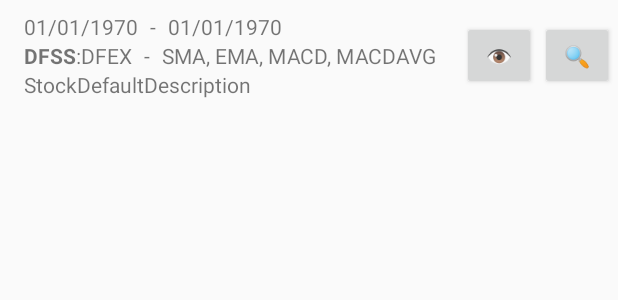
After one commit to sebltm/StocksApp, an Android app: the layout search_history_item.xml on its own in the app's theme, with its tools: preview values and no code run, on a phone screen of 412 x 824 dp. The commit adds this screen. Shown: the top 300 px of the screen. Run offline under Robolectric (Android 15) with nearby library versions, the phone set to English and light mode, and no system bars.

Commit message:
added sqlite database to hold history of searches added search history activity with recyclerview to display the history added custom adapter and custom views for search history
Signed-off-by: Sebastien Michel <26392528+sebltm@users.noreply.github.com>

```diff
--- a/app/build.gradle
+++ b/app/build.gradle
@@ -31,11 +31,14 @@ android {
 dependencies {
     implementation fileTree(dir: 'libs', include: ['*.jar'])
 
+    implementation 'com.google.code.gson:gson:2.8.6'
     implementation 'androidx.appcompat:appcompat:1.2.0'
     implementation 'com.google.android.material:material:1.3.0'
     implementation 'androidx.constraintlayout:constraintlayout:2.0.4'
     implementation 'androidx.lifecycle:lifecycle-extensions:2.2.0'
+    implementation 'androidx.room:room-runtime:2.2.6'
     testImplementation 'junit:junit:4.13'
     androidTestImplementation 'androidx.test.ext:junit:1.1.2'
     androidTestImplementation 'androidx.test.espresso:espresso-core:3.3.0'
+    annotationProcessor 'androidx.room:room-compiler:2.2.6'
 }
--- a/app/src/main/AndroidManifest.xml
+++ b/app/src/main/AndroidManifest.xml
@@ -11,6 +11,7 @@
         android:roundIcon="@mipmap/ic_launcher_round"
         android:supportsRtl="true"
         android:theme="@style/AppTheme">
+        <activity android:name=".SearchHistoryActivity"></activity>
         <activity android:name=".SearchActivity" />
         <activity
             android:name=".MainActivity"
--- a/app/src/main/java/com/example/Team8/DatePickerFragment.java
+++ b/app/src/main/java/com/example/Team8/DatePickerFragment.java
@@ -43,4 +43,8 @@ public class DatePickerFragment implements View.OnClickListener, DatePickerDialo
         this.cal = Calendar.getInstance();
         editText.setText(dateFormat.format(cal.getTime()));
     }
+
+    public Calendar getCal() {
+        return cal;
+    }
 }
--- a/app/src/main/java/com/example/Team8/StockAdapter.java
+++ b/app/src/main/java/com/example/Team8/StockAdapter.java
@@ -50,6 +50,7 @@ public class StockAdapter extends ArrayAdapter<Stock> {
         Stock stock = stocks.get(position);
 
         if (stock != null) {
+            viewHolder.stock = stock;
             viewHolder.stockSymbol.setText(stocks.get(position).getDisplaySymbol());
             viewHolder.stockDesc.setText(stocks.get(position).getDescription());
         }
@@ -64,6 +65,7 @@ public class StockAdapter extends ArrayAdapter<Stock> {
     }
 
     static class ViewHolderItem {
+        Stock stock;
         TextView stockSymbol;
         TextView stockDesc;
     }
--- /dev/null
+++ b/app/src/main/res/layout/search_history_item.xml
@@ -0,0 +1,101 @@
+<?xml version="1.0" encoding="utf-8"?>
+<androidx.constraintlayout.widget.ConstraintLayout xmlns:android="http://schemas.android.com/apk/res/android"
+    xmlns:app="http://schemas.android.com/apk/res-auto"
+    android:layout_width="match_parent"
+    android:layout_height="wrap_content">
+
+    <TextView
+        android:id="@+id/search_history_date_from"
+        android:layout_width="wrap_content"
+        android:layout_height="wrap_content"
+        android:layout_marginStart="16dp"
+        android:layout_marginTop="8dp"
+        android:text="@string/default_date"
+        app:layout_constraintStart_toStartOf="parent"
+        app:layout_constraintTop_toTopOf="parent" />
+
+    <TextView
+        android:id="@+id/search_history_symbol"
+        android:layout_width="wrap_content"
+        android:layout_height="wrap_content"
+        android:text="@string/stock_default_symbol"
+        android:textStyle="bold"
+        app:layout_constraintStart_toStartOf="@+id/search_history_date_from"
+        app:layout_constraintTop_toBottomOf="@+id/search_history_date_from" />
+
+    <TextView
+        android:id="@+id/search_history_exchange"
+        android:layout_width="wrap_content"
+        android:layout_height="wrap_content"
+        android:text="@string/stock_default_exchange"
+        app:layout_constraintStart_toEndOf="@+id/search_history_symbol"
+        app:layout_constraintTop_toTopOf="@+id/search_history_symbol" />
+
+    <TextView
+        android:id="@+id/search_history_description"
+        android:layout_width="wrap_content"
+        android:layout_height="wrap_content"
+        android:layout_marginBottom="8dp"
+        android:text="@string/stock_default_description"
+        app:layout_constraintBottom_toBottomOf="parent"
+        app:layout_constraintStart_toStartOf="@+id/search_history_symbol"
+        app:layout_constraintTop_toBottomOf="@+id/search_history_symbol" />
+
+    <Button
+        android:id="@+id/button2"
+        android:layout_width="49dp"
+        android:layout_height="46dp"
+        android:text="@string/search"
+        app:layout_constraintBottom_toBottomOf="@+id/search_history_description"
+        app:layout_constraintEnd_toEndOf="parent"
+        app:layout_constraintStart_toEndOf="@+id/button"
+        app:layout_constraintTop_toTopOf="@+id/search_history_date_from" />
+
+    <Button
+        android:id="@+id/button"
+        android:layout_width="49dp"
+        android:layout_height="46dp"
+        android:text="@string/summary"
+        app:layout_constraintBottom_toBottomOf="@+id/search_history_description"
+        app:layout_constraintEnd_toEndOf="parent"
+        app:layout_constraintHorizontal_bias="0.85"
+        app:layout_constraintStart_toStartOf="parent"
+        app:layout_constraintTop_toTopOf="@+id/search_history_date_from" />
+
+    <TextView
+        android:id="@+id/textView15"
+        android:layout_width="wrap_content"
+        android:layout_height="wrap_content"
+        android:layout_marginStart="8dp"
+        android:text="-"
+        app:layout_constraintStart_toEndOf="@+id/search_history_date_from"
+        app:layout_constraintTop_toTopOf="@+id/search_history_date_from" />
+
+    <TextView
+        android:id="@+id/search_history_date_to"
+        android:layout_width="wrap_content"
+        android:layout_height="wrap_content"
+        android:layout_marginStart="8dp"
+        android:text="@string/default_date"
+        app:layout_constraintStart_toEndOf="@+id/textView15"
+        app:layout_constraintTop_toTopOf="@+id/textView15" />
+
+    <TextView
+        android:id="@+id/textView17"
+        android:layout_width="wrap_content"
+        android:layout_height="wrap_content"
+        android:layout_marginStart="8dp"
+        android:text="-"
+        app:layout_constraintStart_toEndOf="@+id/search_history_exchange"
+        app:layout_constraintTop_toTopOf="@+id/search_history_exchange" />
+
+    <TextView
+        android:id="@+id/search_history_analysis_types"
+        android:layout_width="wrap_content"
+        android:layout_height="wrap_content"
+        android:layout_marginStart="8dp"
+        android:text="@string/analysis_types"
+        app:layout_constraintStart_toEndOf="@+id/textView17"
+        app:layout_constraintTop_toTopOf="@+id/search_history_exchange" />
+
+</androidx.constraintlayout.widget.ConstraintLayout>
--- a/app/src/main/res/values/strings.xml
+++ b/app/src/main/res/values/strings.xml
@@ -20,4 +20,10 @@
     <string name="search_reset">Reset</string>
     <string name="search_xma_days">For SMA, EMA:</string>
     <string name="days">days</string>
+    <string name="search_history_title">Search History</string>
+    <string name="search_history_num_items">Showing the last %1$d items</string>
+    <string name="default_date">01/01/1970</string>
+    <string name="summary">👁</string>
+    <string name="search">🔍</string>
+    <string name="analysis_types">SMA, EMA, MACD, MACDAVG</string>
 </resources>
```
Also changed, not shown: app/src/main/java/com/example/Team8/MainActivity.java (+10 -13 lines), app/src/main/java/com/example/Team8/SearchActivity.java (+39 -0 lines), app/src/main/java/com/example/Team8/SearchHistoryActivity.java (added, +45 -0 lines), app/src/main/java/com/example/Team8/SearchHistoryAdapter.java (added, +104 -0 lines), app/src/main/java/com/example/Team8/utils/AnalysisType.java (added, +8 -0 lines), app/src/main/java/com/example/Team8/utils/SearchHistoryDatabase.java (added, +30 -0 lines), app/src/main/java/com/example/Team8/utils/SearchHistoryItem.java (added, +83 -0 lines), app/src/main/java/com/example/Team8/utils/StockHistoryConverter.java (added, +71 -0 lines), app/src/main/res/layout/activity_main.xml (+16 -3 lines), app/src/main/res/layout/activity_search_history.xml (added, +40 -0 lines).
